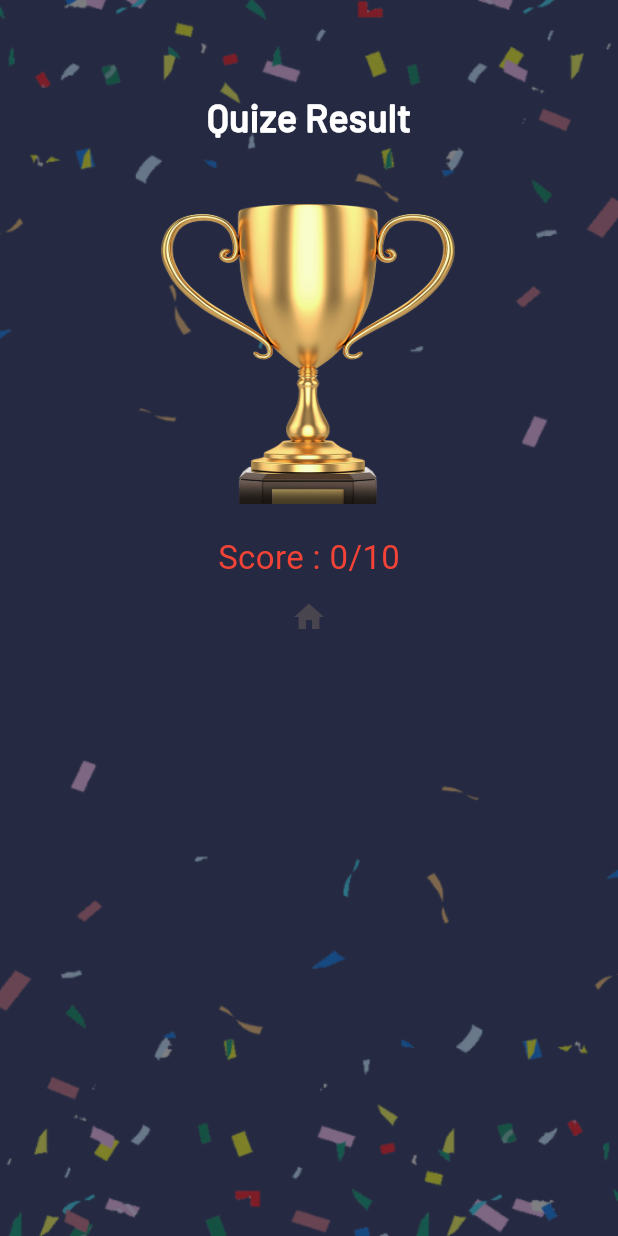
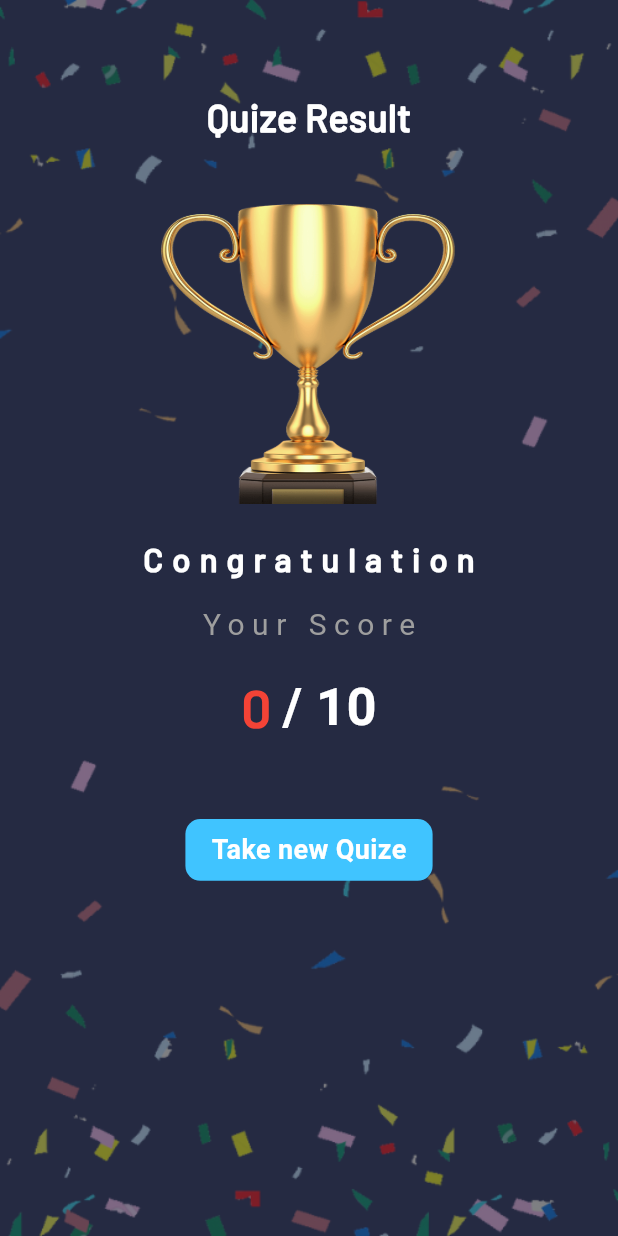
Before and after one commit to Hitesh910/quize_app, a Flutter app: the ResultScreen screen opened by its route, on a phone screen of 412 x 824 dp. Run offline on Flutter 3.47's test engine with Material 3 defaults, Android fonts, the phone set to English and light mode, and no system bars; our stand-ins replace confetti, get.

Commit message:
QuizeApp

```diff
--- a/lib/screen/home/view/home_screen.dart
+++ b/lib/screen/home/view/home_screen.dart
@@ -90,7 +90,7 @@ class _HomeScreenState extends State<HomeScreen> {
           //   ),
           // ),
           Padding(
-            padding: const EdgeInsets.symmetric(horizontal: 8.0),
+            padding: const EdgeInsets.symmetric(horizontal: 8.0, vertical: 5),
             child: Row(
               mainAxisSize: MainAxisSize.max,
               mainAxisAlignment: MainAxisAlignment.spaceBetween,
@@ -103,9 +103,25 @@ class _HomeScreenState extends State<HomeScreen> {
                     fontFamily: "barlow",
                   ),
                 ),
+                // Container(
+                //   height: MediaQuery.sizeOf(context).height * 0.04,
+                //   width: MediaQuery.sizeOf(context).width * 0.3,
+                //   alignment: Alignment.center,
+                //   child: Text(
+                //     "See All",
+                //     style: TextStyle(
+                //         color: Colors.blue.shade500,
+                //         fontSize: 18,
+                //         fontWeight: FontWeight.bold),
+                //   ),
+                //   decoration: BoxDecoration(
+                //     borderRadius: BorderRadius.circular(5),
+                //     color: Colors.lightBlue.shade100,
+                //   ),
+                // ),
                 OutlinedButton(
                   onPressed: () {},
-                  child: const Text("See all"),
+                  child: const Text("See all",),
                 )
               ],
             ),
@@ -122,7 +138,8 @@ class _HomeScreenState extends State<HomeScreen> {
                     print("============================== 0");
                     Get.toNamed('/quize');
                     Navigator.pushNamed(context, '/quize');
-                    homeController.getData(homeController.imageList[index]['code']);
+                    homeController
+                        .getData(homeController.imageList[index]['code']);
                     // homeController.count.value = 0;
                     // print("======================= id = ${ homeController.getData(homeController.imageList[index]['code'])}");
                   },
--- a/lib/screen/quize/view/quize_screen.dart
+++ b/lib/screen/quize/view/quize_screen.dart
@@ -357,7 +357,30 @@ class _QuizeScreenState extends State<QuizeScreen> {
                         mainAxisAlignment: MainAxisAlignment.spaceBetween,
                         children: [
                           TextButton(
-                            onPressed: () {},
+                            onPressed: () {
+                              Get.defaultDialog(
+                                  title: "Quite",
+                                  actions: [
+                                    Row(crossAxisAlignment: CrossAxisAlignment.end,
+                                      mainAxisAlignment: MainAxisAlignment.end,
+                                      children: [
+                                        TextButton(
+                                          onPressed: () {
+                                            Get.back();
+                                          },
+                                          child: Text("No"),
+                                        ),
+                                        TextButton(
+                                          onPressed: () {
+                                            Get.toNamed("/home");
+                                          },
+                                          child: Text("Yes"),
+                                        )
+                                      ],
+                                    ),
+                                  ],
+                                  content: Text("Confirm Quite"));
+                            },
                             child: const Row(
                               children: [
                                 Icon(
--- a/lib/screen/result/view/result_screen.dart
+++ b/lib/screen/result/view/result_screen.dart
@@ -15,20 +15,19 @@ class _ResultScreenState extends State<ResultScreen> {
   late ConfettiController _controllerRight;
   bool isConfity = false;
 
-
   @override
   void initState() {
     // TODO: implement initState
     super.initState();
-    _controllerRight = ConfettiController(duration:  const Duration(seconds: 5));
+    _controllerRight = ConfettiController(duration: const Duration(seconds: 5));
     _controllerRight.play();
   }
+
   void dispose() {
     // TODO: implement dispose
     super.dispose();
     _controllerRight.dispose();
   }
-
 
   @override
   Widget build(BuildContext context) {
@@ -75,20 +74,95 @@ class _ResultScreenState extends State<ResultScreen> {
                       const SizedBox(
                         height: 20,
                       ),
-                      Text(
-                        "Score : ${controller.result.value}/10",
-                        style: const TextStyle(
-                          color: Colors.red,
+                      const Text(
+                        "Congratulation",
+                        style: TextStyle(
+                          fontWeight: FontWeight.bold,
+                          wordSpacing: 15,
+                          color: Colors.white,
+                          fontFamily: "barlow",
                           fontSize: 22,
+                          letterSpacing: 6,
                         ),
                       ),
-                      IconButton(
-                        onPressed: () {
-                          Get.toNamed("/home");
-                          controller.result.value = 0;
-                        },
-                        icon: const Icon(Icons.home),
+                      const SizedBox(
+                        height: 15,
                       ),
+                      const Text(
+                        "Your Score",
+                        style: TextStyle(
+                            color: Colors.grey, fontSize: 20, letterSpacing: 5),
+                      ),
+                      const SizedBox(
+                        height: 15,
+                      ),
+                      Row(
+                        mainAxisAlignment: MainAxisAlignment.center,
+                        children: [
+                          Text(
+                            "${controller.result.value} ",
+                            style: TextStyle(
+                                color: controller.result.value < 5
+                                    ? Colors.red
+                                    : Colors.green,
+                                fontSize: 35,
+                                fontWeight: FontWeight.bold,
+                                fontFamily: "barlow"),
+                          ),
+                          const Text(
+                            "/ 10",
+                            style: TextStyle(
+                                color: Colors.white,
+                                fontSize: 35,
+                                fontWeight: FontWeight.bold),
+                          ),
+                        ],
+                      ),
+                      const SizedBox(
+                        height: 50,
+                      ),
+                      Row(
+                        mainAxisAlignment: MainAxisAlignment.center,
+                        children: [
+                          // Container(
+                          //   height: MediaQuery.sizeOf(context).height * 0.05,
+                          //   width: MediaQuery.sizeOf(context).width * 0.2 ,
+                          //   decoration: BoxDecoration(
+                          //       borderRadius: BorderRadius.circular(15),color: Colors.white),
+                          // ),
+                          // SizedBox(width: MediaQuery.sizeOf(context).width * 0.05,),
+                          InkWell(
+                            onTap: () {
+                              Get.toNamed("/home");
+                              controller.result.value = 0;
+                            },
+                            child: Container(
+                              height: MediaQuery.sizeOf(context).height * 0.05,
+                              width: MediaQuery.sizeOf(context).width * 0.4,
+                              alignment: Alignment.center,
+                              decoration: BoxDecoration(
+                                borderRadius: BorderRadius.circular(10),
+                                color: Colors.lightBlueAccent,
+                              ),
+                              child: const Text(
+                                "Take new Quize",
+                                style: TextStyle(
+                                  color: Colors.white,
+                                  fontSize: 18,
+                                  fontWeight: FontWeight.bold,
+                                ),
+                              ),
+                            ),
+                          ),
+                        ],
+                      ),
+                      // IconButton(
+                      //   onPressed: () {
+                      //     Get.toNamed("/home");
+                      //     controller.result.value = 0;
+                      //   },
+                      //   icon: const Icon(Icons.home),
+                      // ),
                     ],
                   ),
                 ),
```
